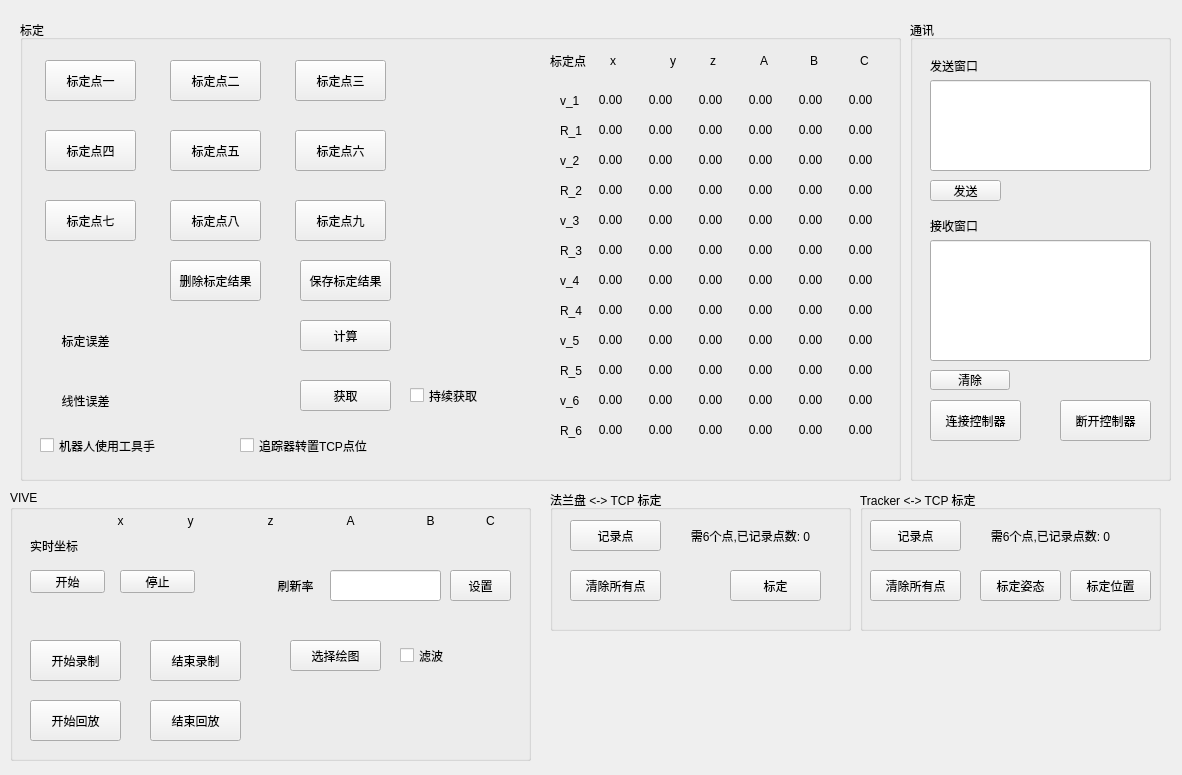
h47vagary/vive_robot_calibration, file src/ui/main_window.ui: the form before one commit.
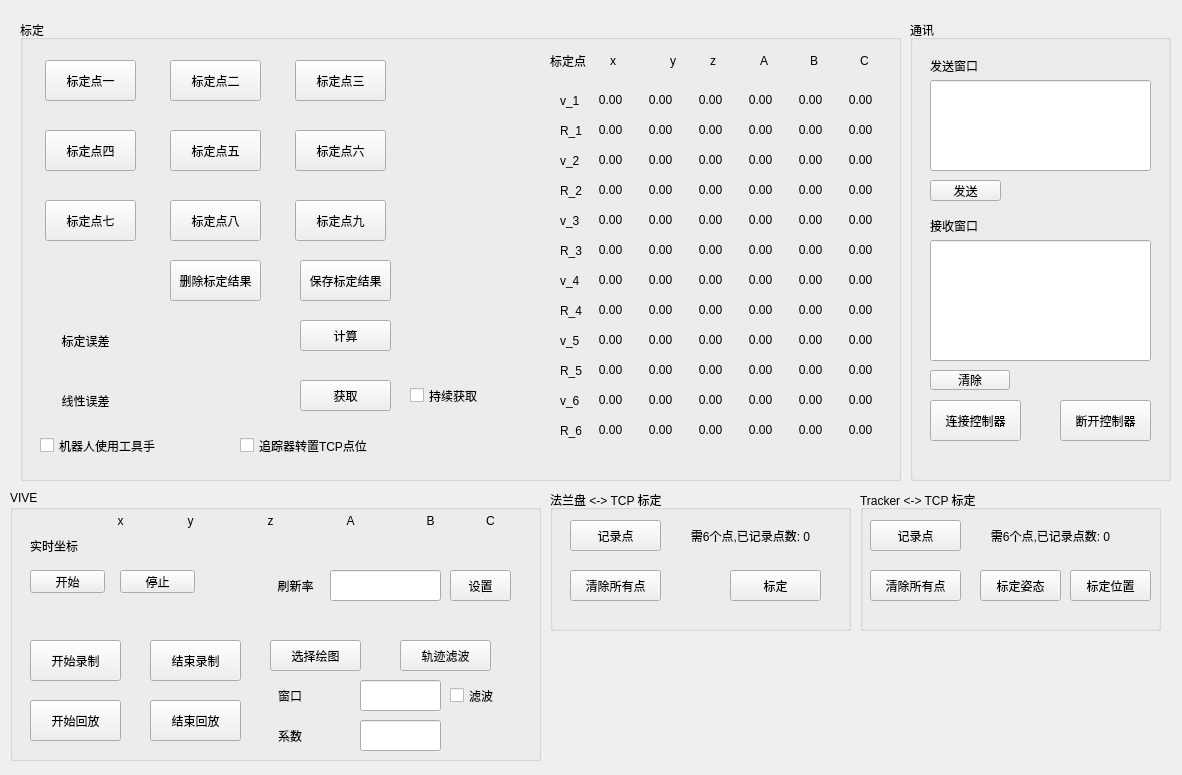
The form after the commit.

```diff
--- a/src/ui/main_window.ui
+++ b/src/ui/main_window.ui
@@ -1836,7 +1836,7 @@
      <rect>
       <x>10</x>
       <y>490</y>
-      <width>521</width>
+      <width>531</width>
       <height>271</height>
      </rect>
     </property>
@@ -2171,7 +2171,7 @@
     <widget class="QPushButton" name="pushButton_parse_chart">
      <property name="geometry">
       <rect>
-       <x>280</x>
+       <x>260</x>
        <y>150</y>
        <width>91</width>
        <height>31</height>
@@ -2184,8 +2184,8 @@
     <widget class="QCheckBox" name="checkBox_filtering">
      <property name="geometry">
       <rect>
-       <x>390</x>
-       <y>150</y>
+       <x>440</x>
+       <y>190</y>
        <width>81</width>
        <height>31</height>
       </rect>
@@ -2194,6 +2194,65 @@
       <string>滤波</string>
      </property>
     </widget>
+    <widget class="QLabel" name="label_filter_window_size">
+     <property name="geometry">
+      <rect>
+       <x>268</x>
+       <y>190</y>
+       <width>41</width>
+       <height>31</height>
+      </rect>
+     </property>
+     <property name="text">
+      <string>窗口</string>
+     </property>
+    </widget>
+    <widget class="QLabel" name="label_polynomial_order">
+     <property name="geometry">
+      <rect>
+       <x>268</x>
+       <y>230</y>
+       <width>41</width>
+       <height>31</height>
+      </rect>
+     </property>
+     <property name="text">
+      <string>系数</string>
+     </property>
+    </widget>
+    <widget class="QLineEdit" name="lineEdit_filter_window_size">
+     <property name="geometry">
+      <rect>
+       <x>350</x>
+       <y>190</y>
+       <width>81</width>
+       <height>31</height>
+      </rect>
+     </property>
+    </widget>
+    <widget class="QLineEdit" name="lineEdit_polynomial_order">
+     <property name="geometry">
+      <rect>
+       <x>350</x>
+       <y>230</y>
+       <width>81</width>
+       <height>31</height>
+      </rect>
+     </property>
+    </widget>
+    <widget class="QPushButton" name="pushButton_traj_filtering">
+     <property name="geometry">
+      <rect>
+       <x>390</x>
+       <y>150</y>
+       <width>91</width>
+       <height>31</height>
+      </rect>
+     </property>
+     <property name="text">
+      <string>轨迹滤波</string>
+     </property>
+    </widget>
    </widget>
    <widget class="QGroupBox" name="groupBox_flang2tcp_calib">
     <property name="geometry">
```
